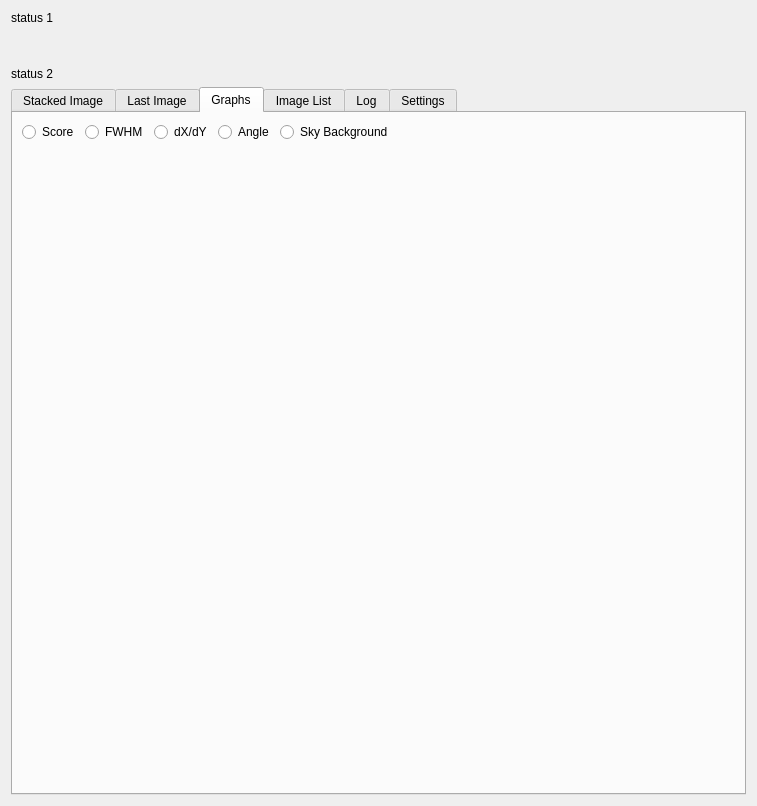
The window that DeepSkyStackerLive/ui/DeepSkyStackerLive.ui (deepskystacker/DSS) describes before a commit, drawn with Qt 5.
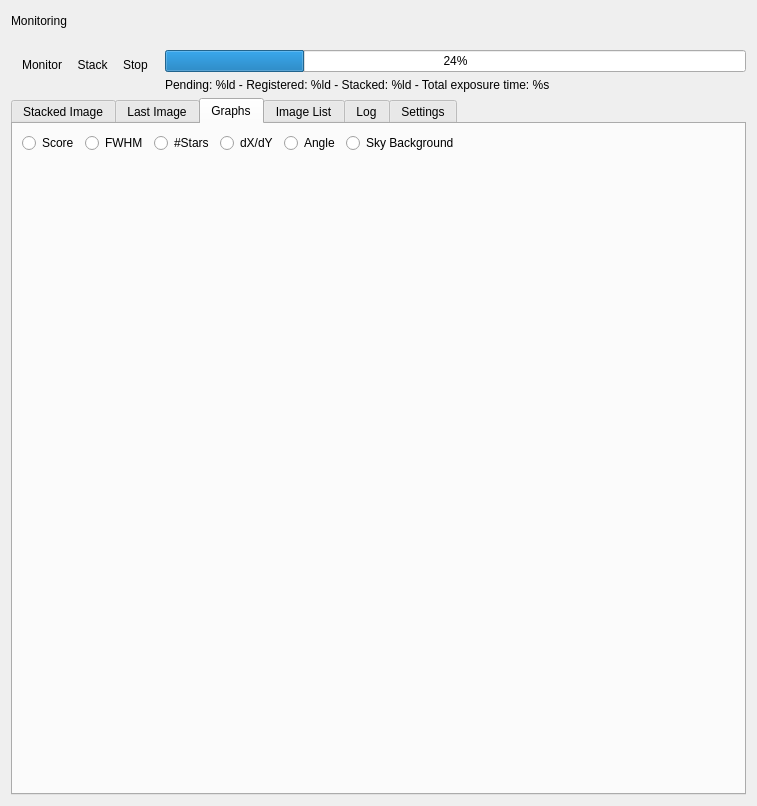
The same window after the commit. The open tabs and pages were chosen to show the change. Icons and pictures are not drawn. Custom widgets are drawn as their Qt base class.

Patch:
```diff
--- a/DeepSkyStackerLive/ui/DeepSkyStackerLive.ui
+++ b/DeepSkyStackerLive/ui/DeepSkyStackerLive.ui
@@ -1,7 +1,7 @@
 <?xml version="1.0" encoding="UTF-8"?>
 <ui version="4.0">
- <class>Form</class>
- <widget class="QWidget" name="Form">
+ <class>DeepSkyStackerLive</class>
+ <widget class="QWidget" name="DeepSkyStackerLive">
   <property name="geometry">
    <rect>
     <x>0</x>
@@ -19,44 +19,107 @@
   <property name="windowTitle">
    <string>Form</string>
   </property>
-  <layout class="QVBoxLayout" name="verticalLayout1">
+  <layout class="QVBoxLayout" name="verticalLayout_2">
    <item>
-    <widget class="QLabel" name="status1">
+    <layout class="QHBoxLayout" name="horizontalLayout">
+     <item>
+      <widget class="QLabel" name="monitorText">
      <property name="sizePolicy">
-      <sizepolicy hsizetype="Expanding" vsizetype="Preferred">
+        <sizepolicy hsizetype="Preferred" vsizetype="Preferred">
        <horstretch>0</horstretch>
        <verstretch>0</verstretch>
       </sizepolicy>
      </property>
      <property name="text">
-      <string>status 1</string>
+        <string comment="IDC_MONITORINGRECT">Monitoring</string>
      </property>
     </widget>
    </item>
+     <item>
+      <widget class="QLabel" name="folderName">
+       <property name="text">
+        <string comment="IDC_MONITOREDFOLDER">&lt;Click here to select the Monitored Folder&gt;</string>
+       </property>
+      </widget>
+     </item>
+     <item>
+      <spacer name="horizontalSpacer_2">
+       <property name="orientation">
+        <enum>Qt::Horizontal</enum>
+       </property>
+       <property name="sizeHint" stdset="0">
+        <size>
+         <width>40</width>
+         <height>20</height>
+        </size>
+       </property>
+      </spacer>
+     </item>
+    </layout>
+   </item>
+   <item>
+    <layout class="QHBoxLayout" name="horizontalLayout_2">
    <item>
     <widget class="QToolBar" name="toolbar">
      <property name="sizePolicy">
-      <sizepolicy hsizetype="Expanding" vsizetype="Preferred">
+        <sizepolicy hsizetype="Preferred" vsizetype="Preferred">
        <horstretch>0</horstretch>
        <verstretch>0</verstretch>
       </sizepolicy>
      </property>
      <property name="minimumSize">
       <size>
-       <width>300</width>
-       <height>30</height>
+         <width>0</width>
+         <height>0</height>
       </size>
      </property>
      <property name="movable">
       <bool>false</bool>
      </property>
+       <property name="iconSize">
+        <size>
+         <width>48</width>
+         <height>48</height>
+        </size>
+       </property>
+       <property name="toolButtonStyle">
+        <enum>Qt::ToolButtonTextUnderIcon</enum>
+       </property>
      <property name="floatable">
       <bool>false</bool>
      </property>
+       <addaction name="actionMonitor"/>
+       <addaction name="actionStack"/>
+       <addaction name="actionStop"/>
     </widget>
    </item>
    <item>
-    <widget class="QLabel" name="status2">
+      <layout class="QVBoxLayout" name="verticalLayout">
+       <item>
+        <spacer name="verticalSpacer_1">
+         <property name="orientation">
+          <enum>Qt::Vertical</enum>
+         </property>
+         <property name="sizeType">
+          <enum>QSizePolicy::Fixed</enum>
+         </property>
+         <property name="sizeHint" stdset="0">
+          <size>
+           <width>20</width>
+           <height>13</height>
+          </size>
+         </property>
+        </spacer>
+       </item>
+       <item>
+        <widget class="QProgressBar" name="progressBar">
+         <property name="value">
+          <number>24</number>
+         </property>
+        </widget>
+       </item>
+       <item>
+        <widget class="QLabel" name="status">
      <property name="sizePolicy">
       <sizepolicy hsizetype="Expanding" vsizetype="Preferred">
        <horstretch>0</horstretch>
@@ -64,9 +127,13 @@
       </sizepolicy>
      </property>
      <property name="text">
-      <string>status 2</string>
-     </property>
-    </widget>
+          <string comment="IDC_STATS">Pending: %ld - Registered: %ld - Stacked: %ld - Total exposure time: %s</string>
+         </property>
+        </widget>
+       </item>
+      </layout>
+     </item>
+    </layout>
    </item>
    <item>
     <widget class="QTabWidget" name="tabWidget">
@@ -77,9 +144,9 @@
       </size>
      </property>
      <property name="currentIndex">
-      <number>0</number>
+      <number>2</number>
      </property>
-     <widget class="StackingDlg" name="stackedImage">
+     <widget class="QWidget" name="stackedImage">
       <property name="sizePolicy">
        <sizepolicy hsizetype="Expanding" vsizetype="Expanding">
         <horstretch>0</horstretch>
@@ -87,7 +154,7 @@
        </sizepolicy>
       </property>
       <attribute name="title">
-       <string>Stacked Image</string>
+       <string comment="IDC_STACKEDIMAGE">Stacked Image</string>
       </attribute>
       <layout class="QVBoxLayout" name="verticalLayout2">
        <property name="spacing">
@@ -151,7 +218,7 @@
            </property>
            <property name="icon">
              <iconset resource="../resources.qrc">
-               <normaloff>:/stacking/4corners.png</normaloff>:/stacking/4corners.png</iconset>
+             <normaloff>:/4Corners.png</normaloff>:/4Corners.png</iconset>
            </property>
            <property name="iconSize">
             <size>
@@ -195,7 +262,7 @@
        </item>
       </layout>
      </widget>
-     <widget class="StackingDlg" name="lastImage">
+     <widget class="QWidget" name="lastImage">
       <property name="sizePolicy">
        <sizepolicy hsizetype="Expanding" vsizetype="Expanding">
         <horstretch>0</horstretch>
@@ -203,7 +270,7 @@
        </sizepolicy>
       </property>
       <attribute name="title">
-       <string>Last Image</string>
+       <string comment="IDC_LASTIMAGE">Last Image</string>
       </attribute>
       <layout class="QVBoxLayout" name="verticalLayout3">
        <property name="spacing">
@@ -267,7 +334,7 @@
            </property>
            <property name="icon">
              <iconset resource="../resources.qrc">
-               <normaloff>:/stacking/4corners.png</normaloff>:/stacking/4corners.png</iconset>
+             <normaloff>:/4Corners.png</normaloff>:/4Corners.png</iconset>
            </property>
            <property name="iconSize">
             <size>
@@ -319,43 +386,50 @@
        </sizepolicy>
       </property>
       <attribute name="title">
-       <string>Graphs</string>
+       <string comment="IDC_GRAPHS">Graphs</string>
       </attribute>
       <layout class="QVBoxLayout" name="verticalLayout4">
        <item>
         <layout class="QHBoxLayout" name="horizontalLayout5">
          <item>
-          <widget class="QRadioButton" name="radioButton">
+          <widget class="QRadioButton" name="radioScore">
            <property name="text">
-            <string>Score</string>
+            <string comment="IDC_SCORE">Score</string>
            </property>
           </widget>
          </item>
          <item>
-          <widget class="QRadioButton" name="radioButton_2">
+          <widget class="QRadioButton" name="radioFWHM">
            <property name="text">
-            <string>FWHM</string>
+            <string comment="IDC_FWHM">FWHM</string>
            </property>
           </widget>
          </item>
          <item>
-          <widget class="QRadioButton" name="radioButton_3">
+          <widget class="QRadioButton" name="radioStars">
            <property name="text">
-            <string>dX/dY</string>
+            <string comment="IDC_STARS">#Stars</string>
            </property>
           </widget>
          </item>
          <item>
-          <widget class="QRadioButton" name="radioButton_4">
+          <widget class="QRadioButton" name="radioOffset">
            <property name="text">
-            <string>Angle</string>
+            <string comment="IDC_OFFSET">dX/dY</string>
            </property>
           </widget>
          </item>
          <item>
-          <widget class="QRadioButton" name="radioButton_5">
+          <widget class="QRadioButton" name="radioAngle">
            <property name="text">
-            <string>Sky Background</string>
+            <string comment="IDC_ANGLE">Angle</string>
+           </property>
+          </widget>
+         </item>
+         <item>
+          <widget class="QRadioButton" name="radioBackground">
+           <property name="text">
+            <string comment="IDC_SKYBACKGROUND">Sky Background</string>
            </property>
           </widget>
          </item>
@@ -400,7 +474,7 @@
        </sizepolicy>
       </property>
       <attribute name="title">
-       <string>Image List</string>
+       <string comment="IDC_IMAGELIST">Image List</string>
       </attribute>
      </widget>
      <widget class="QTextBrowser" name="log">
@@ -411,7 +485,7 @@
        </sizepolicy>
       </property>
       <attribute name="title">
-       <string>Log</string>
+       <string comment="IDC_LOGLIST">Log</string>
       </attribute>
      </widget>
      <widget class="QWidget" name="settings">
@@ -422,20 +496,53 @@
        </sizepolicy>
       </property>
       <attribute name="title">
-       <string>Settings</string>
+       <string comment="IDC_WARNINGS">Settings</string>
       </attribute>
      </widget>
     </widget>
    </item>
   </layout>
+  <action name="actionMonitor">
+   <property name="icon">
+    <iconset resource="../resources.qrc">
+     <normaloff>:/Monitor-Up.png</normaloff>
+     <normalon>:/Monitor-Down.png</normalon>:/Monitor-Up.png</iconset>
+   </property>
+   <property name="text">
+    <string comment="IDC_MONITOR">Monitor</string>
+   </property>
+   <property name="iconText">
+    <string comment="IDC_MONITOR">Monitor</string>
+   </property>
+  </action>
+  <action name="actionStack">
+   <property name="icon">
+    <iconset resource="../resources.qrc">
+     <normaloff>:/Stack-Up.png</normaloff>
+     <normalon>:/Stack-Down.png</normalon>:/Stack-Up.png</iconset>
+   </property>
+   <property name="text">
+    <string comment="IDC_STACK_DSSLIVE">Stack</string>
+   </property>
+   <property name="iconText">
+    <string comment="IDC_STACK_DSSLIVE">Stack</string>
+   </property>
+  </action>
+  <action name="actionStop">
+   <property name="icon">
+    <iconset resource="../resources.qrc">
+     <normaloff>:/Stop.png</normaloff>
+     <normalon>:/Stop.png</normalon>:/Stop.png</iconset>
+   </property>
+   <property name="text">
+    <string comment="IDC_STOP">Stop</string>
+   </property>
+   <property name="iconText">
+    <string comment="IDC_STOP">Stop</string>
+   </property>
+  </action>
  </widget>
  <customwidgets>
-  <customwidget>
-   <class>StackingDlg</class>
-   <extends>QWidget</extends>
-   <header>stackingdlg.h</header>
-   <container>1</container>
-  </customwidget>
   <customwidget>
    <class>QLinearGradientCtrl</class>
    <extends>QWidget</extends>
```
Left out of the diff: 8 changed lines with no effect on the pictures. Lines whose indentation alone changed are shown as unchanged.
